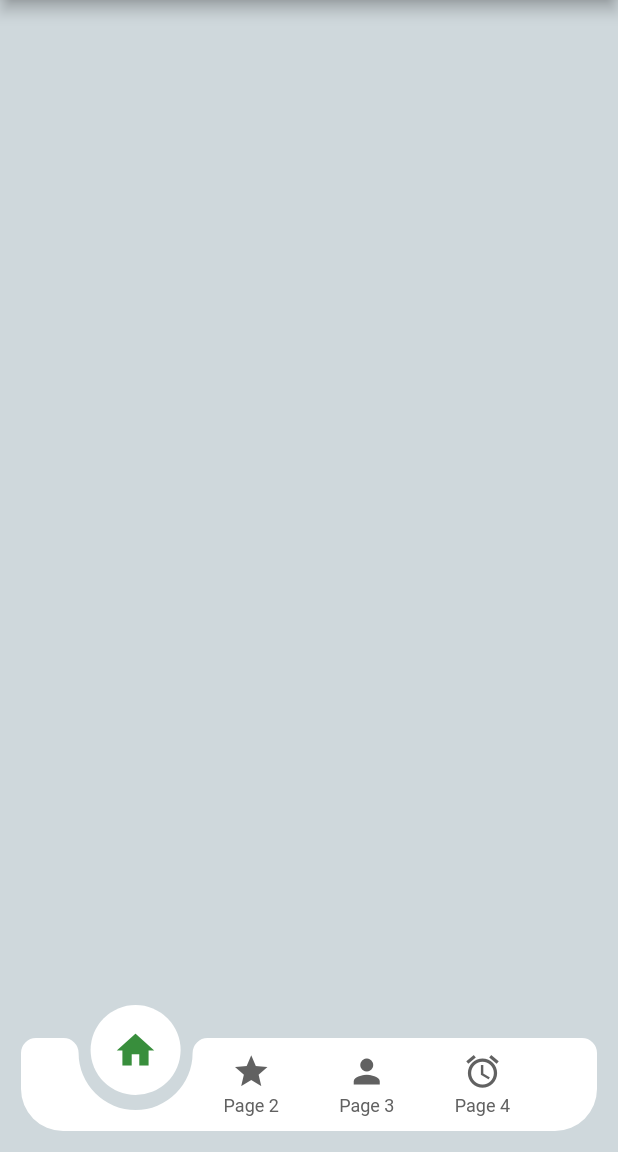
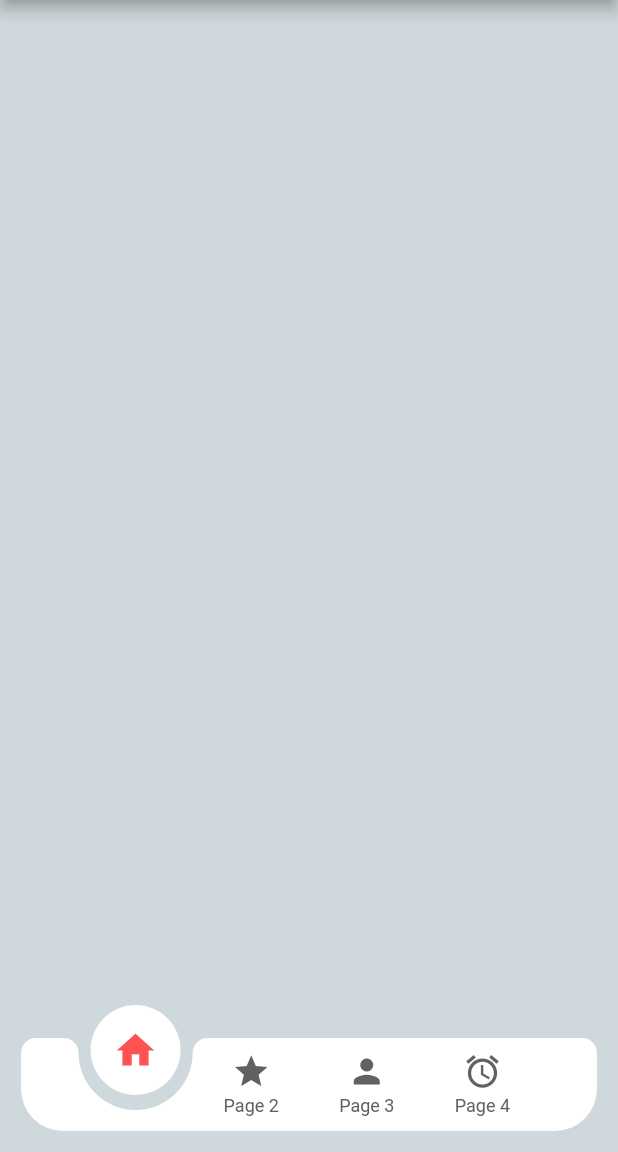
Before and after one commit to ajomuch92/rolling-bottom-bar-flutter, a Flutter app: the screen it shows after launch, on a phone screen of 412 x 824 dp, the part 84-1236 px from its top. Run offline on Flutter 3.47's test engine with Material 2 defaults, Android fonts, the phone set to English and light mode, and no system bars.

Commit message:
Updating readme and example

```diff
--- a/example/lib/main.dart
+++ b/example/lib/main.dart
@@ -56,13 +56,13 @@ class _MyHomePageState extends State<MyHomePage> {
       bottomNavigationBar: RollingBottomBar(
         controller: _controller,
         flat: true,
+        useActiveColorByDefault: false,
         items: [
-          RollingBottomBarItem(Icons.home, label: 'Page 1'),
-          RollingBottomBarItem(Icons.star, label: 'Page 2'),
-          RollingBottomBarItem(Icons.person, label: 'Page 3'),
-          RollingBottomBarItem(Icons.access_alarm, label: 'Page 4'),
+          RollingBottomBarItem(Icons.home, label: 'Page 1', activeColor: Colors.redAccent),
+          RollingBottomBarItem(Icons.star, label: 'Page 2', activeColor: Colors.blueAccent),
+          RollingBottomBarItem(Icons.person, label: 'Page 3', activeColor: Colors.yellowAccent),
+          RollingBottomBarItem(Icons.access_alarm, label: 'Page 4', activeColor: Colors.orangeAccent),
         ],
-        activeItemColor: Colors.green.shade700,
         enableIconRotation: true,
         onTap: (index) {
           _controller.animateToPage(
```
Also changed, not shown: 1 other file.
